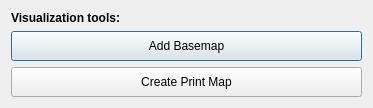
ConservationInternational/trends.earth, file LDMP/gui/DlgVisualization.ui: the form before one commit.
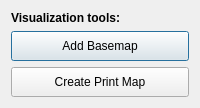
The form after the commit.

Commit message: Fix dialog formatting.

```diff
--- a/LDMP/gui/DlgVisualization.ui
+++ b/LDMP/gui/DlgVisualization.ui
@@ -9,16 +9,22 @@
    <rect>
     <x>0</x>
     <y>0</y>
-    <width>373</width>
+    <width>200</width>
     <height>103</height>
    </rect>
   </property>
   <property name="sizePolicy">
-   <sizepolicy hsizetype="Fixed" vsizetype="Minimum">
+   <sizepolicy hsizetype="Expanding" vsizetype="Expanding">
     <horstretch>0</horstretch>
     <verstretch>0</verstretch>
    </sizepolicy>
   </property>
+  <property name="minimumSize">
+   <size>
+    <width>200</width>
+    <height>0</height>
+   </size>
+  </property>
   <property name="windowTitle">
    <string>Visualization tools</string>
   </property>
```
The commit also changes 6 other files.
